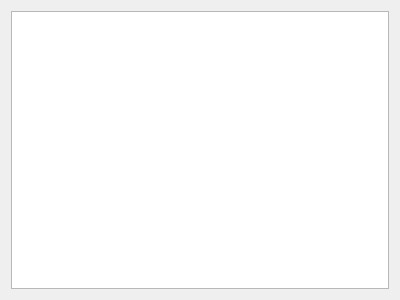
Qt form displaymeltmodel.ui (AndreyMlashkin/stefanoproblem) before a commit.
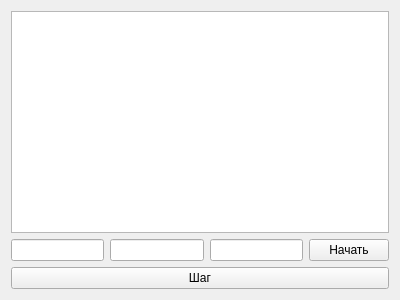
The same form after that commit.

The edit to the form file:
```diff
--- a/displaymeltmodel.ui
+++ b/displaymeltmodel.ui
@@ -16,7 +16,34 @@
   <widget class="QWidget" name="centralWidget">
    <layout class="QVBoxLayout" name="verticalLayout">
     <item>
-     <widget class="QTableView" name="tableView"/>
+     <widget class="QTableView" name="view"/>
+    </item>
+    <item>
+     <layout class="QHBoxLayout" name="horizontalLayout">
+      <item>
+       <widget class="QLineEdit" name="x"/>
+      </item>
+      <item>
+       <widget class="QLineEdit" name="y"/>
+      </item>
+      <item>
+       <widget class="QLineEdit" name="temperature"/>
+      </item>
+      <item>
+       <widget class="QPushButton" name="start">
+        <property name="text">
+         <string>Начать</string>
+        </property>
+       </widget>
+      </item>
+     </layout>
+    </item>
+    <item>
+     <widget class="QPushButton" name="step">
+      <property name="text">
+       <string>Шаг</string>
+      </property>
+     </widget>
     </item>
    </layout>
   </widget>
```
